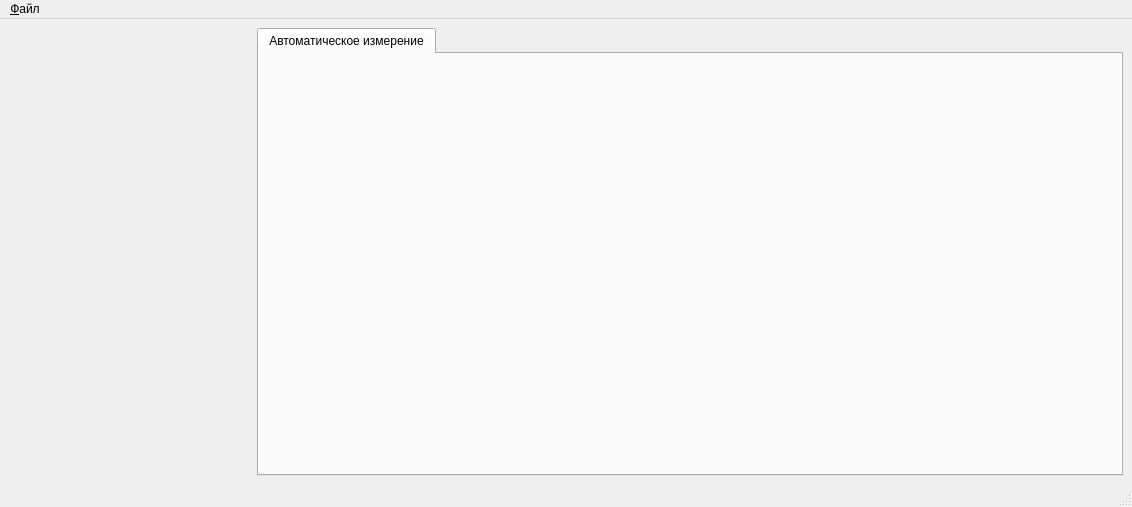
Above: mainwindow.ui from igrekus/psm_digital_measure before the change. Below: the same form after it.
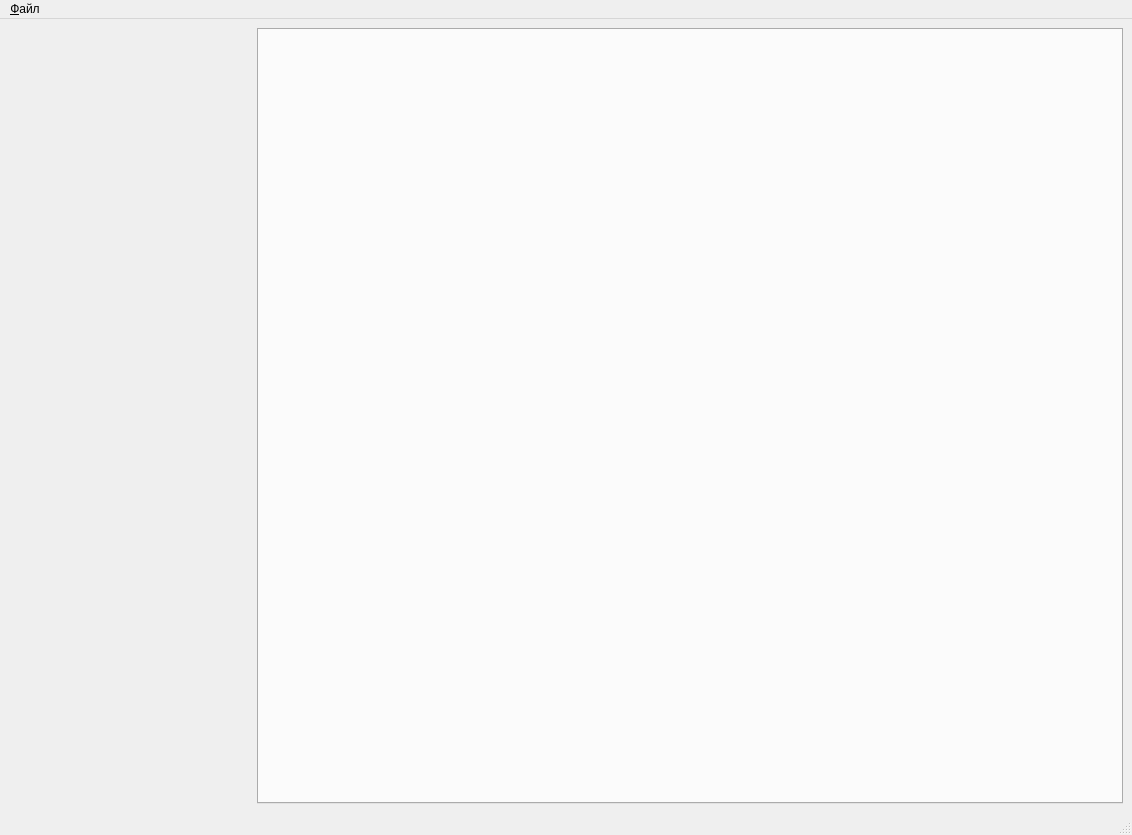
That is the form after the change.

Commit message: WIP: add plotting stub

```diff
--- a/mainwindow.ui
+++ b/mainwindow.ui
@@ -7,7 +7,7 @@
     <x>0</x>
     <y>0</y>
     <width>1132</width>
-    <height>507</height>
+    <height>835</height>
    </rect>
   </property>
   <property name="windowTitle">
@@ -40,16 +40,6 @@
       <property name="currentIndex">
        <number>0</number>
       </property>
-      <widget class="QWidget" name="tabAuto">
-       <attribute name="title">
-        <string>Автоматическое измерение</string>
-       </attribute>
-       <layout class="QVBoxLayout" name="tabLayout">
-        <item>
-         <widget class="QWidget" name="plotWidget" native="true"/>
-        </item>
-       </layout>
-      </widget>
      </widget>
     </item>
    </layout>
```
Left out of the diff: 2 changed lines with no effect on the pictures. The commit also changes 2 other files.
